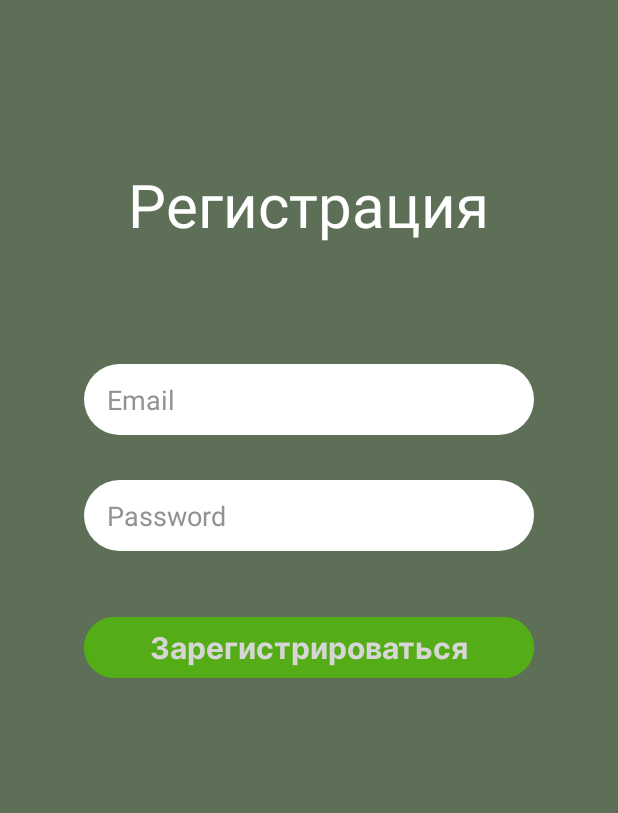
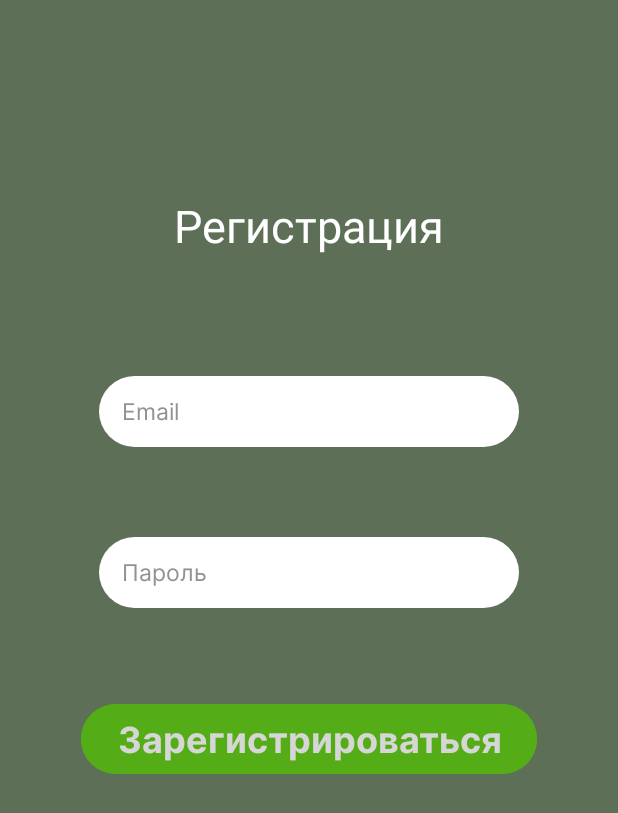
Before and after one commit to lidocaineoff/tp4, an Android app: the Registracia_3 screen opened directly, with no data from a screen before it, on a phone screen of 412 x 824 dp. Shown: the top 813 px of the screen. Run offline under Robolectric (Android 15) with nearby library versions, the light colour scheme and no system bars; our stand-ins replace Firebase (no records; nobody signed in at launch, a user with empty details on screens opened directly).

Commit message:
the design by ansty

```diff
--- a/app/build.gradle
+++ b/app/build.gradle
@@ -27,6 +27,7 @@ android {
        // sourceCompatibility JavaVersion.VERSION_10
         //targetCompatibility JavaVersion.VERSION_10
     }
+    buildToolsVersion '33.0.2'
 }
 
 dependencies {
--- a/app/src/main/java/com/example/timelime/Home_4.java
+++ b/app/src/main/java/com/example/timelime/Home_4.java
@@ -33,7 +33,7 @@ public class Home_4 extends AppCompatActivity {
                 dialog.getWindow().setGravity(Gravity.RIGHT | Gravity.TOP);
 
 
-            /*
+            /*      //тогда ждем доделанную кнопку, я потом ее помещу на страничку с новым шаблоном *настя*
                 //в диалоге нажимаем кнопку Выйти и Валя потом сделает выход из аккаунта))))
                 TextView vihod = (TextView) dialog.findViewById(R.id.vihod);
                 vihod.setOnClickListener(new View.OnClickListener() {
--- a/app/src/main/res/drawable/drawablenp.xml
+++ b/app/src/main/res/drawable/drawablenp2.xml
@@ -2,7 +2,7 @@
 <shape
     xmlns:android="http://schemas.android.com/apk/res/android"
     android:shape="rectangle">
-    <solid android:color="#AFAFAF"/>
-    <corners android:radius="20.0dip" />
+    <solid android:color="#4E5C49"/>
+    <corners android:radius="10.0dip" />
 
 </shape>
--- a/app/src/main/res/layout/activity_home4.xml
+++ b/app/src/main/res/layout/activity_home4.xml
@@ -125,14 +125,14 @@
 
     <ImageButton
         android:id="@+id/dialogMenu"
-        android:layout_width="14dp"
+        android:layout_width="10dp"
         android:layout_height="50dp"
         android:background="@drawable/dots"
         android:scaleType="fitXY"
         android:contentDescription="Меню"
         app:layout_constraintBottom_toBottomOf="parent"
         app:layout_constraintEnd_toEndOf="parent"
-        app:layout_constraintHorizontal_bias="0.980"
+        app:layout_constraintHorizontal_bias="0.940"
         app:layout_constraintStart_toStartOf="parent"
         app:layout_constraintTop_toTopOf="parent"
         app:layout_constraintVertical_bias="0.006"
--- a/app/src/main/res/layout/activity_registracia3.xml
+++ b/app/src/main/res/layout/activity_registracia3.xml
@@ -10,57 +10,62 @@
 
     <EditText
         android:id="@+id/email_registr"
-        android:layout_width="300dp"
+        android:layout_below="@+id/textView7"
+        android:layout_width="280dp"
         android:layout_height="47dp"
+        android:layout_centerHorizontal="true"
+        android:layout_marginTop="80dp"
         android:background="@drawable/edir_text"
         android:paddingStart="15dp"
+        android:hint="@string/email"
         android:textColor="@color/black"
         android:textColorHint="@color/grey"
-        android:layout_below="@+id/textView7"
-        android:layout_centerHorizontal="true"
-        android:layout_marginTop="79dp"
-        android:hint="Email" />
+        android:textSize="15sp"
+        android:fontFamily="@font/inter_regular"/>
 
     <EditText
-        android:layout_width="300dp"
+        android:layout_width="280dp"
         android:layout_height="47dp"
-        android:inputType="textPassword"
-        android:hint="Password"
+        android:layout_centerHorizontal="true"
+        android:layout_marginTop="60dp"
         android:background="@drawable/edir_text"
         android:paddingStart="15dp"
+        android:hint="@string/password"
         android:textColor="@color/black"
         android:textColorHint="@color/grey"
-        android:layout_centerHorizontal="true"
+        android:textSize="15sp"
+        android:fontFamily="@font/inter_regular"
         android:id="@+id/password_registr"
         android:layout_below="@id/email_registr"
-        android:layout_marginTop="30dp"
         />
 
 
     <Button
-        android:layout_width="300dp"
+        android:layout_width="wrap_content"
         android:layout_height="wrap_content"
-        android:text="Зарегистрироваться"
+        android:text="@string/Registration"
         style="@style/Widget.Material3.Button"
         android:backgroundTint="@color/button"
         android:fontFamily="@font/inter_bold"
         android:textColor="#D6D6D6"
-        android:textSize="20sp"
+        android:textSize="24sp"
         android:layout_below="@id/password_registr"
         android:layout_centerHorizontal="true"
-        android:layout_marginTop="40dp"
+        android:layout_marginTop="60dp"
         android:id="@+id/btn_registr"
         />
 
     <TextView
         android:id="@+id/textView7"
+        android:text="Регистрация"
         android:layout_width="wrap_content"
         android:layout_height="wrap_content"
         android:layout_alignParentTop="true"
         android:layout_centerHorizontal="true"
-        android:layout_marginTop="109dp"
-        android:text="Регистрация"
+        android:layout_marginStart="77dp"
+        android:layout_marginTop="130dp"
+        android:layout_marginEnd="75dp"
         android:textColor="@color/white"
-        android:textSize="40sp" />
+        android:textSize="30dp" />
 
 </RelativeLayout>
--- a/app/src/main/res/values-night/themes.xml
+++ b/app/src/main/res/values-night/themes.xml
@@ -15,6 +15,6 @@
     </style>
 
     <style name="NumberPickerText">
-        <item name="android:textSize">15sp</item>
+        <item name="android:textSize">20sp</item>
     </style>
 </resources>
--- a/app/src/main/res/values/strings.xml
+++ b/app/src/main/res/values/strings.xml
@@ -5,4 +5,13 @@
     <string name="shablon_name"></string>
     <string name="Выйти"><u>Выйти</u></string>
     <string name="Регистрация"><u>Регистрация</u></string>
+    <string name="Войти"><u>Войти</u></string>
+    <string name="Menu">Меню</string>
+    <string name="Make">Создать</string>
+    <string name="New_Shablon">Новый шаблон</string>
+    <string name="Time_for_work">Время для работы:</string>
+    <string name="Time_for_relax">Время для отдыха:</string>
+    <string name="email">Email</string>
+    <string name="password">Пароль</string>
+    <string name="Registration">Зарегистрироваться</string>
 </resources>
```
Also changed, not shown: app/src/main/res/layout/activity_avtorizacia2.xml (+19 -17 lines), app/src/main/res/layout/activity_new_shablon5.xml (+13 -13 lines), app/src/main/res/layout/dialog_menu.xml (+27 -21 lines), app/src/main/res/drawable/devyatnatrid.png, app/src/main/res/drawable/dots.png, app/src/main/res/drawable/new_shablon.png, app/src/main/res/drawable/pomodoro.png, app/src/main/res/drawable/your_shablon.png, 2 other files.
